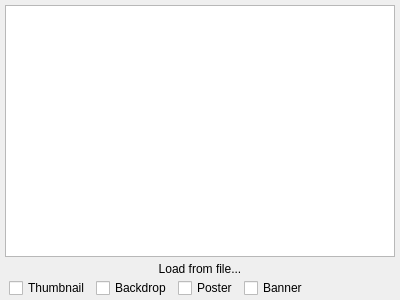
First picture: the form in src/mediachooserpopup.ui, repository app211/jaqet, before the edit.
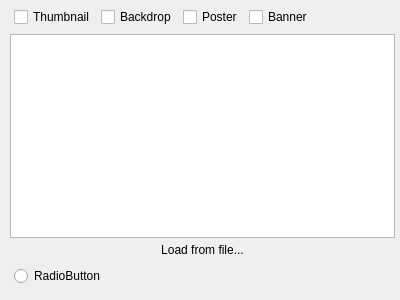
Second picture: the form after the edit. Icons and pictures are not drawn.

What changed in the file:
```diff
--- a/src/mediachooserpopup.ui
+++ b/src/mediachooserpopup.ui
@@ -18,17 +18,87 @@
     <number>0</number>
    </property>
    <property name="leftMargin">
-    <number>0</number>
+    <number>5</number>
    </property>
    <property name="topMargin">
-    <number>0</number>
+    <number>5</number>
    </property>
    <property name="rightMargin">
     <number>0</number>
    </property>
    <property name="bottomMargin">
-    <number>0</number>
+    <number>5</number>
    </property>
+   <item>
+    <widget class="QWidget" name="widget" native="true">
+     <property name="sizePolicy">
+      <sizepolicy hsizetype="Fixed" vsizetype="Preferred">
+       <horstretch>0</horstretch>
+       <verstretch>0</verstretch>
+      </sizepolicy>
+     </property>
+     <layout class="QHBoxLayout" name="horizontalLayout">
+      <property name="topMargin">
+       <number>2</number>
+      </property>
+      <property name="bottomMargin">
+       <number>2</number>
+      </property>
+      <item>
+       <widget class="QCheckBox" name="checkBoxThumbail">
+        <property name="sizePolicy">
+         <sizepolicy hsizetype="Fixed" vsizetype="Fixed">
+          <horstretch>0</horstretch>
+          <verstretch>0</verstretch>
+         </sizepolicy>
+        </property>
+        <property name="text">
+         <string>Thumbnail</string>
+        </property>
+       </widget>
+      </item>
+      <item>
+       <widget class="QCheckBox" name="checkBoxBackdrop">
+        <property name="sizePolicy">
+         <sizepolicy hsizetype="Fixed" vsizetype="Fixed">
+          <horstretch>0</horstretch>
+          <verstretch>0</verstretch>
+         </sizepolicy>
+        </property>
+        <property name="text">
+         <string>Backdrop</string>
+        </property>
+       </widget>
+      </item>
+      <item>
+       <widget class="QCheckBox" name="checkBoxPoster">
+        <property name="sizePolicy">
+         <sizepolicy hsizetype="Fixed" vsizetype="Fixed">
+          <horstretch>0</horstretch>
+          <verstretch>0</verstretch>
+         </sizepolicy>
+        </property>
+        <property name="text">
+         <string>Poster</string>
+        </property>
+       </widget>
+      </item>
+      <item>
+       <widget class="QCheckBox" name="checkBoxBanner">
+        <property name="sizePolicy">
+         <sizepolicy hsizetype="Fixed" vsizetype="Fixed">
+          <horstretch>0</horstretch>
+          <verstretch>0</verstretch>
+         </sizepolicy>
+        </property>
+        <property name="text">
+         <string>Banner</string>
+        </property>
+       </widget>
+      </item>
+     </layout>
+    </widget>
+   </item>
    <item>
     <widget class="QWidget" name="widget_2" native="true">
      <layout class="QHBoxLayout" name="horizontalLayout_2">
@@ -102,69 +172,15 @@
     </widget>
    </item>
    <item>
-    <widget class="QWidget" name="widget" native="true">
-     <property name="sizePolicy">
-      <sizepolicy hsizetype="Fixed" vsizetype="Preferred">
-       <horstretch>0</horstretch>
-       <verstretch>0</verstretch>
-      </sizepolicy>
-     </property>
-     <layout class="QHBoxLayout" name="horizontalLayout">
-      <property name="topMargin">
-       <number>2</number>
-      </property>
-      <property name="bottomMargin">
-       <number>2</number>
-      </property>
+    <widget class="QWidget" name="widget_3" native="true">
+     <layout class="QHBoxLayout" name="horizontalLayout_3">
       <item>
-       <widget class="QCheckBox" name="checkBoxThumbail">
-        <property name="sizePolicy">
-         <sizepolicy hsizetype="Fixed" vsizetype="Fixed">
-          <horstretch>0</horstretch>
-          <verstretch>0</verstretch>
-         </sizepolicy>
+       <widget class="QRadioButton" name="radioButton">
+        <property name="toolTip">
+         <string> the image is scaled to size.</string>
         </property>
         <property name="text">
-         <string>Thumbnail</string>
-        </property>
-       </widget>
-      </item>
-      <item>
-       <widget class="QCheckBox" name="checkBoxBackdrop">
-        <property name="sizePolicy">
-         <sizepolicy hsizetype="Fixed" vsizetype="Fixed">
-          <horstretch>0</horstretch>
-          <verstretch>0</verstretch>
-         </sizepolicy>
-        </property>
-        <property name="text">
-         <string>Backdrop</string>
-        </property>
-       </widget>
-      </item>
-      <item>
-       <widget class="QCheckBox" name="checkBoxPoster">
-        <property name="sizePolicy">
-         <sizepolicy hsizetype="Fixed" vsizetype="Fixed">
-          <horstretch>0</horstretch>
-          <verstretch>0</verstretch>
-         </sizepolicy>
-        </property>
-        <property name="text">
-         <string>Poster</string>
-        </property>
-       </widget>
-      </item>
-      <item>
-       <widget class="QCheckBox" name="checkBoxBanner">
-        <property name="sizePolicy">
-         <sizepolicy hsizetype="Fixed" vsizetype="Fixed">
-          <horstretch>0</horstretch>
-          <verstretch>0</verstretch>
-         </sizepolicy>
-        </property>
-        <property name="text">
-         <string>Banner</string>
+         <string>RadioButton</string>
         </property>
        </widget>
       </item>
```
